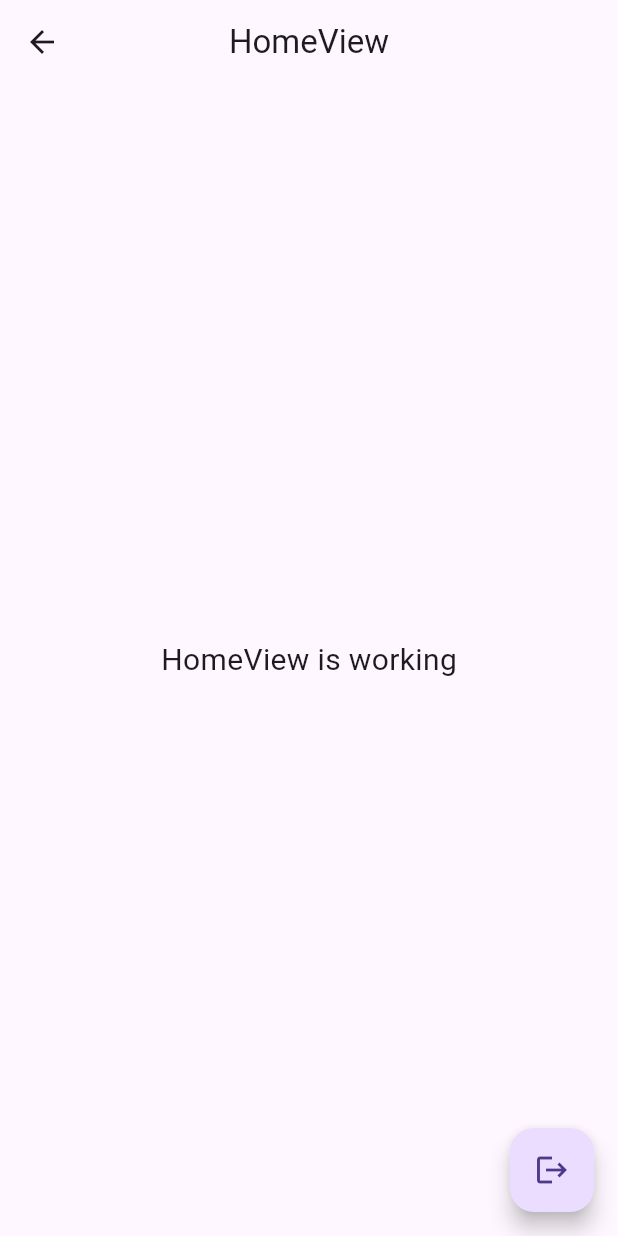
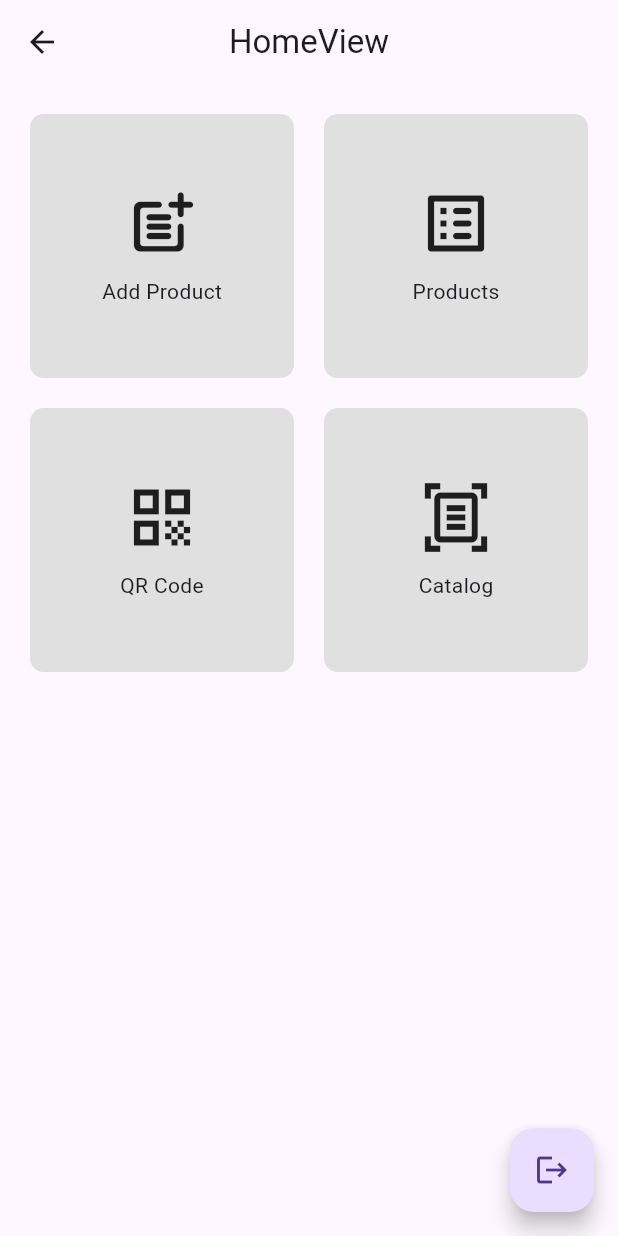
Before and after one commit to ramafikri02/qr-code-flutter, a Flutter app: the HomeView screen opened by its route, on a phone screen of 412 x 824 dp. Run offline on Flutter 3.47's test engine with Material 3 defaults, Android fonts, the phone set to English and light mode, and no system bars; our stand-ins replace firebase_auth, firebase_core, get; accounts and stored records are empty.

Commit message:
✨ feat(homeView): add gridview

```diff
--- a/lib/app/modules/home/views/home_view.dart
+++ b/lib/app/modules/home/views/home_view.dart
@@ -1,4 +1,5 @@
 import 'package:flutter/material.dart';
+import 'package:flutter/widgets.dart';
 
 import 'package:get/get.dart';
 import 'package:qr_code/app/controllers/auth_controller.dart';
@@ -16,12 +17,67 @@ class HomeView extends GetView<HomeController> {
         title: const Text('HomeView'),
         centerTitle: true,
       ),
-      body: const Center(
-        child: Text(
-          'HomeView is working',
-          style: TextStyle(fontSize: 20),
-        ),
-      ),
+      body: GridView.builder(
+          itemCount: 4,
+          padding: const EdgeInsets.all(20),
+          gridDelegate: const SliverGridDelegateWithFixedCrossAxisCount(
+              crossAxisCount: 2, mainAxisSpacing: 20, crossAxisSpacing: 20),
+          itemBuilder: (context, index) {
+            late String title;
+            late IconData icon;
+            late VoidCallback onTap;
+
+            switch (index) {
+              case 0:
+                title = "Add Product";
+                icon = Icons.post_add_rounded;
+                onTap = () => Get.toNamed(Routes.addProduct);
+                break;
+              case 1:
+                title = "Products";
+                icon = Icons.list_alt_rounded;
+                onTap = () => Get.toNamed(Routes.products);
+                break;
+              case 2:
+                title = "QR Code";
+                icon = Icons.qr_code;
+                onTap = () {
+                  print("Open camera");
+                };
+                break;
+              case 3:
+                title = "Catalog";
+                icon = Icons.document_scanner_outlined;
+                onTap = () {
+                  print("Open PDF");
+                };
+                break;
+              default:
+            }
+
+            return Material(
+              color: Colors.grey.shade300,
+              borderRadius: BorderRadius.circular(9),
+              child: InkWell(
+                onTap: onTap,
+                borderRadius: BorderRadius.circular(9),
+                child: Column(
+                  mainAxisAlignment: MainAxisAlignment.center,
+                  children: [
+                    SizedBox(
+                      width: 50,
+                      height: 50,
+                      child: Icon(icon, size: 50),
+                    ),
+                    SizedBox(
+                      height: 10,
+                    ),
+                    Text(title)
+                  ],
+                ),
+              ),
+            );
+          }),
       floatingActionButton: FloatingActionButton(
         onPressed: () async {
           Map<String, dynamic> hasil = await authC.logout();
```
